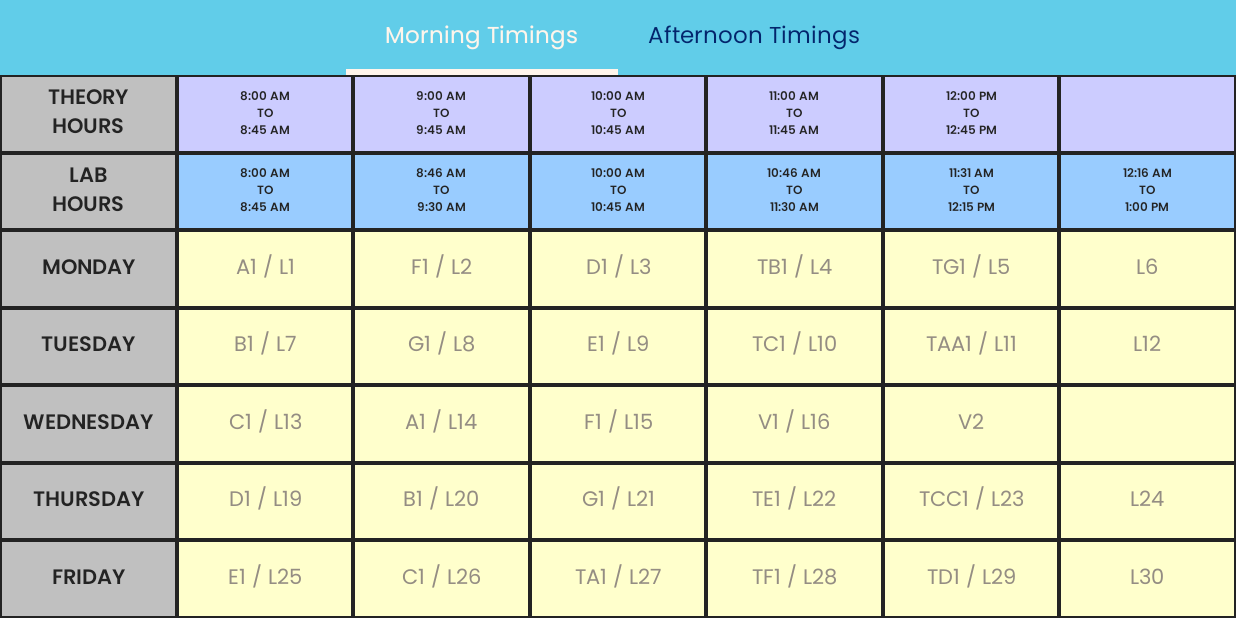
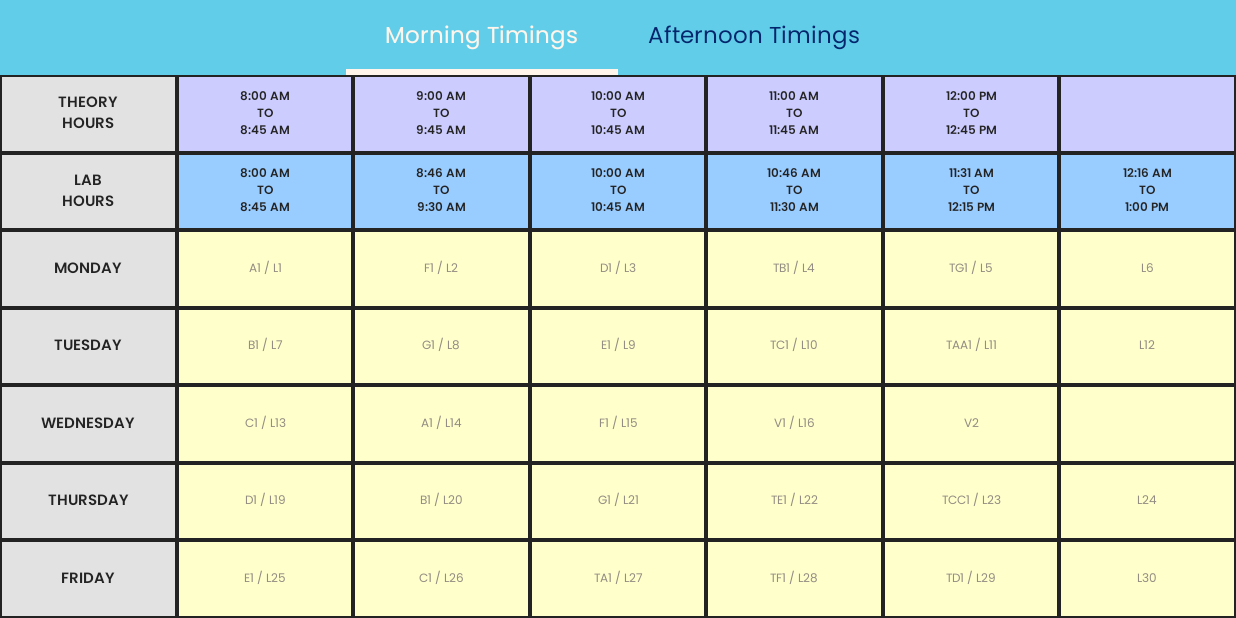
Before and after one commit to IET-VIT/FFCSeZ, an Android app: the MorningFragment screen opened directly, with no data from a screen before it, on a phone screen of 824 x 412 dp (held sideways). Run offline under Robolectric (Android 15) with nearby library versions, the phone set to English and light mode, and no system bars; our stand-ins replace ButterKnife, Room's generated code.

Commit message:
Updated Morning and Afternoon Fragments.

```diff
--- a/app/src/main/res/layout/fragment_morning.xml
+++ b/app/src/main/res/layout/fragment_morning.xml
@@ -31,7 +31,7 @@
             android:gravity="center"
             android:text="L6"
             android:textColor="#948d83"
-            android:textSize="14sp" />
+            android:textSize="8sp" />
     </com.google.android.material.card.MaterialCardView>
 
     <com.google.android.material.card.MaterialCardView
@@ -109,7 +109,7 @@
             android:gravity="center"
             android:text=""
             android:textColor="#948d83"
-            android:textSize="14sp" />
+            android:textSize="8sp" />
     </com.google.android.material.card.MaterialCardView>
 
     <com.google.android.material.card.MaterialCardView
@@ -135,7 +135,7 @@
             android:gravity="center"
             android:text="L24"
             android:textColor="#948d83"
-            android:textSize="14sp" />
+            android:textSize="8sp" />
     </com.google.android.material.card.MaterialCardView>
 
     <com.google.android.material.card.MaterialCardView
@@ -161,7 +161,7 @@
             android:gravity="center"
             android:text="L30"
             android:textColor="#948d83"
-            android:textSize="14sp" />
+            android:textSize="8sp" />
     </com.google.android.material.card.MaterialCardView>
 
     <com.google.android.material.card.MaterialCardView
@@ -187,7 +187,7 @@
             android:gravity="center"
             android:text="L12"
             android:textColor="#948d83"
-            android:textSize="14sp" />
+            android:textSize="8sp" />
     </com.google.android.material.card.MaterialCardView>
 
     <com.google.android.material.card.MaterialCardView
@@ -213,7 +213,7 @@
             android:gravity="center"
             android:text="TG1 / L5"
             android:textColor="#948d83"
-            android:textSize="14sp" />
+            android:textSize="8sp" />
     </com.google.android.material.card.MaterialCardView>
 
     <com.google.android.material.card.MaterialCardView
@@ -291,7 +291,7 @@
             android:gravity="center"
             android:text="V2"
             android:textColor="#948d83"
-            android:textSize="14sp" />
+            android:textSize="8sp" />
     </com.google.android.material.card.MaterialCardView>
 
     <com.google.android.material.card.MaterialCardView
@@ -317,7 +317,7 @@
             android:gravity="center"
             android:text="TCC1 / L23"
             android:textColor="#948d83"
-            android:textSize="14sp" />
+            android:textSize="8sp" />
     </com.google.android.material.card.MaterialCardView>
 
     <com.google.android.material.card.MaterialCardView
@@ -343,7 +343,7 @@
             android:gravity="center"
             android:text="TD1 / L29"
             android:textColor="#948d83"
-            android:textSize="14sp" />
+            android:textSize="8sp" />
     </com.google.android.material.card.MaterialCardView>
 
     <com.google.android.material.card.MaterialCardView
@@ -369,7 +369,7 @@
             android:gravity="center"
             android:text="TAA1 / L11"
             android:textColor="#948d83"
-            android:textSize="14sp" />
+            android:textSize="8sp" />
     </com.google.android.material.card.MaterialCardView>
 
     <com.google.android.material.card.MaterialCardView
@@ -395,7 +395,7 @@
             android:gravity="center"
             android:text="TB1 / L4"
             android:textColor="#948d83"
-            android:textSize="14sp" />
+            android:textSize="8sp" />
     </com.google.android.material.card.MaterialCardView>
 
     <com.google.android.material.card.MaterialCardView
@@ -473,7 +473,7 @@
             android:gravity="center"
             android:text="V1 / L16"
             android:textColor="#948d83"
-            android:textSize="14sp" />
+            android:textSize="8sp" />
     </com.google.android.material.card.MaterialCardView>
 
     <com.google.android.material.card.MaterialCardView
@@ -499,7 +499,7 @@
             android:gravity="center"
             android:text="TE1 / L22"
             android:textColor="#948d83"
-            android:textSize="14sp" />
+            android:textSize="8sp" />
     </com.google.android.material.card.MaterialCardView>
 
     <com.google.android.material.card.MaterialCardView
@@ -525,7 +525,7 @@
             android:gravity="center"
             android:text="TF1 / L28"
             android:textColor="#948d83"
-            android:textSize="14sp" />
+            android:textSize="8sp" />
     </com.google.android.material.card.MaterialCardView>
 
     <com.google.android.material.card.MaterialCardView
@@ -551,7 +551,7 @@
             android:gravity="center"
             android:text="TC1 / L10"
             android:textColor="#948d83"
-            android:textSize="14sp" />
+            android:textSize="8sp" />
     </com.google.android.material.card.MaterialCardView>
 
     <com.google.android.material.card.MaterialCardView
@@ -577,7 +577,7 @@
             android:gravity="center"
             android:text="D1 / L3"
             android:textColor="#948d83"
-            android:textSize="14sp" />
+            android:textSize="8sp" />
     </com.google.android.material.card.MaterialCardView>
 
     <com.google.android.material.card.MaterialCardView
@@ -655,7 +655,7 @@
             android:gravity="center"
             android:text="F1 / L15"
             android:textColor="#948d83"
-            android:textSize="14sp" />
+            android:textSize="8sp" />
     </com.google.android.material.card.MaterialCardView>
 
     <com.google.android.material.card.MaterialCardView
@@ -681,7 +681,7 @@
             android:gravity="center"
             android:text="G1 / L21"
             android:textColor="#948d83"
-            android:textSize="14sp" />
+            android:textSize="8sp" />
     </com.google.android.material.card.MaterialCardView>
 
     <com.google.android.material.card.MaterialCardView
@@ -707,7 +707,7 @@
             android:gravity="center"
             android:text="TA1 / L27"
             android:textColor="#948d83"
-            android:textSize="14sp" />
+            android:textSize="8sp" />
     </com.google.android.material.card.MaterialCardView>
 
     <com.google.android.material.card.MaterialCardView
@@ -733,7 +733,7 @@
             android:gravity="center"
             android:text="E1 / L9"
             android:textColor="#948d83"
-            android:textSize="14sp" />
+            android:textSize="8sp" />
     </com.google.android.material.card.MaterialCardView>
 
     <com.google.android.material.card.MaterialCardView
@@ -759,7 +759,7 @@
             android:gravity="center"
             android:text="F1 / L2"
             android:textColor="#948d83"
-            android:textSize="14sp" />
+            android:textSize="8sp" />
     </com.google.android.material.card.MaterialCardView>
 
     <com.google.android.material.card.MaterialCardView
@@ -837,7 +837,7 @@
             android:gravity="center"
             android:text="A1 / L14"
             android:textColor="#948d83"
-            android:textSize="14sp" />
+            android:textSize="8sp" />
     </com.google.android.material.card.MaterialCardView>
 
     <com.google.android.material.card.MaterialCardView
@@ -863,7 +863,7 @@
             android:gravity="center"
             android:text="B1 / L20"
             android:textColor="#948d83"
-            android:textSize="14sp" />
+            android:textSize="8sp" />
     </com.google.android.material.card.MaterialCardView>
 
     <com.google.android.material.card.MaterialCardView
@@ -889,7 +889,7 @@
             android:gravity="center"
             android:text="C1 / L26"
             android:textColor="#948d83"
-            android:textSize="14sp" />
+            android:textSize="8sp" />
     </com.google.android.material.card.MaterialCardView>
 
     <com.google.android.material.card.MaterialCardView
@@ -915,7 +915,7 @@
             android:gravity="center"
             android:text="G1 / L8"
             android:textColor="#948d83"
-            android:textSize="14sp" />
+            android:textSize="8sp" />
     </com.google.android.material.card.MaterialCardView>
 
     <com.google.android.material.card.MaterialCardView
@@ -941,7 +941,7 @@
             android:gravity="center"
             android:text="A1 / L1"
             android:textColor="#948d83"
-            android:textSize="14sp" />
+            android:textSize="8sp" />
 
     </com.google.android.material.card.MaterialCardView>
 
@@ -1020,7 +1020,7 @@
             android:gravity="center"
             android:text="C1 / L13"
             android:textColor="#948d83"
-            android:textSize="14sp" />
+            android:textSize="8sp" />
     </com.google.android.material.card.MaterialCardView>
 
     <com.google.android.material.card.MaterialCardView
@@ -1046,7 +1046,7 @@
             android:gravity="center"
             android:text="D1 / L19"
             android:textColor="#948d83"
-            android:textSize="14sp" />
+            android:textSize="8sp" />
     </com.google.android.material.card.MaterialCardView>
 
     <com.google.android.material.card.MaterialCardView
@@ -1072,7 +1072,7 @@
             android:gravity="center"
             android:text="E1 / L25"
             android:textColor="#948d83"
-            android:textSize="14sp" />
+            android:textSize="8sp" />
     </com.google.android.material.card.MaterialCardView>
 
     <com.google.android.material.card.MaterialCardView
@@ -1098,7 +1098,7 @@
             android:gravity="center"
             android:text="B1 / L7"
             android:textColor="#948d83"
-            android:textSize="14sp" />
+            android:textSize="8sp" />
     </com.google.android.material.card.MaterialCardView>
 
     <com.google.android.material.card.MaterialCardView
@@ -1119,12 +1119,12 @@
             android:id="@+id/textView10"
             android:layout_width="match_parent"
             android:layout_height="match_parent"
-            android:background="#c0c0c0"
+            android:background="#e2e2e2"
             android:fontFamily="@font/poppins_semibold"
             android:gravity="center"
             android:text="FRIDAY"
             android:textColor="@color/black"
-            android:textSize="14sp" />
+            android:textSize="10sp" />
     </com.google.android.material.card.MaterialCardView>
 
     <com.google.android.material.card.MaterialCardView
@@ -1145,12 +1145,12 @@
             android:id="@+id/textView8"
             android:layout_width="match_parent"
             android:layout_height="match_parent"
-            android:background="#c0c0c0"
+            android:background="#e2e2e2"
             android:fontFamily="@font/poppins_semibold"
             android:gravity="center"
             android:text="WEDNESDAY"
             android:textColor="@color/black"
-            android:textSize="14sp" />
+            android:textSize="10sp" />
     </com.google.android.material.card.MaterialCardView>
 
     <com.google.android.material.card.MaterialCardView
@@ -1171,12 +1171,12 @@
             android:id="@+id/textView9"
             android:layout_width="match_parent"
             android:layout_height="match_parent"
-            android:background="#c0c0c0"
+            android:background="#e2e2e2"
             android:fontFamily="@font/poppins_semibold"
             android:gravity="center"
             android:text="THURSDAY"
             android:textColor="@color/black"
-            android:textSize="14sp" />
+            android:textSize="10sp" />
     </com.google.android.material.card.MaterialCardView>
 
     <com.google.android.material.card.MaterialCardView
@@ -1197,12 +1197,12 @@
             android:id="@+id/textView7"
             android:layout_width="match_parent"
             android:layout_height="match_parent"
-            android:background="#c0c0c0"
+            android:background="#e2e2e2"
             android:fontFamily="@font/poppins_semibold"
             android:gravity="center"
             android:text="TUESDAY"
             android:textColor="@color/black"
-            android:textSize="14sp" />
+            android:textSize="10sp" />
     </com.google.android.material.card.MaterialCardView>
 
     <com.google.android.material.card.MaterialCardView
@@ -1223,12 +1223,12 @@
             android:id="@+id/textView6"
             android:layout_width="match_parent"
             android:layout_height="match_parent"
-            android:background="#c0c0c0"
+            android:background="#e2e2e2"
             android:fontFamily="@font/poppins_semibold"
             android:gravity="center"
             android:text="MONDAY"
             android:textColor="@color/black"
-            android:textSize="14sp" />
+            android:textSize="10sp" />
     </com.google.android.material.card.MaterialCardView>
 
     <com.google.android.material.card.MaterialCardView
@@ -1249,12 +1249,12 @@
             android:id="@+id/textView3"
             android:layout_width="match_parent"
             android:layout_height="match_parent"
-            android:background="#c0c0c0"
+            android:background="#e2e2e2"
             android:fontFamily="@font/poppins_semibold"
             android:gravity="center"
             android:text="LAB\nHOURS"
             android:textColor="@color/black"
-            android:textSize="14sp" />
+            android:textSize="10sp" />
     </com.google.android.material.card.MaterialCardView>
 
     <com.google.android.material.card.MaterialCardView
@@ -1275,11 +1275,11 @@
             android:id="@+id/textView11"
             android:layout_width="match_parent"
             android:layout_height="match_parent"
+            android:background="#e2e2e2"
             android:fontFamily="@font/poppins_semibold"
             android:gravity="center"
             android:text="THEORY\nHOURS"
             android:textColor="@color/black"
-            android:textSize="14sp"
-            android:background="#c0c0c0" />
+            android:textSize="10sp" />
     </com.google.android.material.card.MaterialCardView>
 </androidx.constraintlayout.widget.ConstraintLayout>
```
Also changed, not shown: app/src/main/java/com/tfd/ffcsez/fragments/landscapefragments/AfternoonFragment.java (+5 -2 lines), app/src/main/java/com/tfd/ffcsez/fragments/landscapefragments/MorningFragment.java (+5 -2 lines), app/src/main/res/layout/fragment_afternoon.xml (+44 -44 lines).
